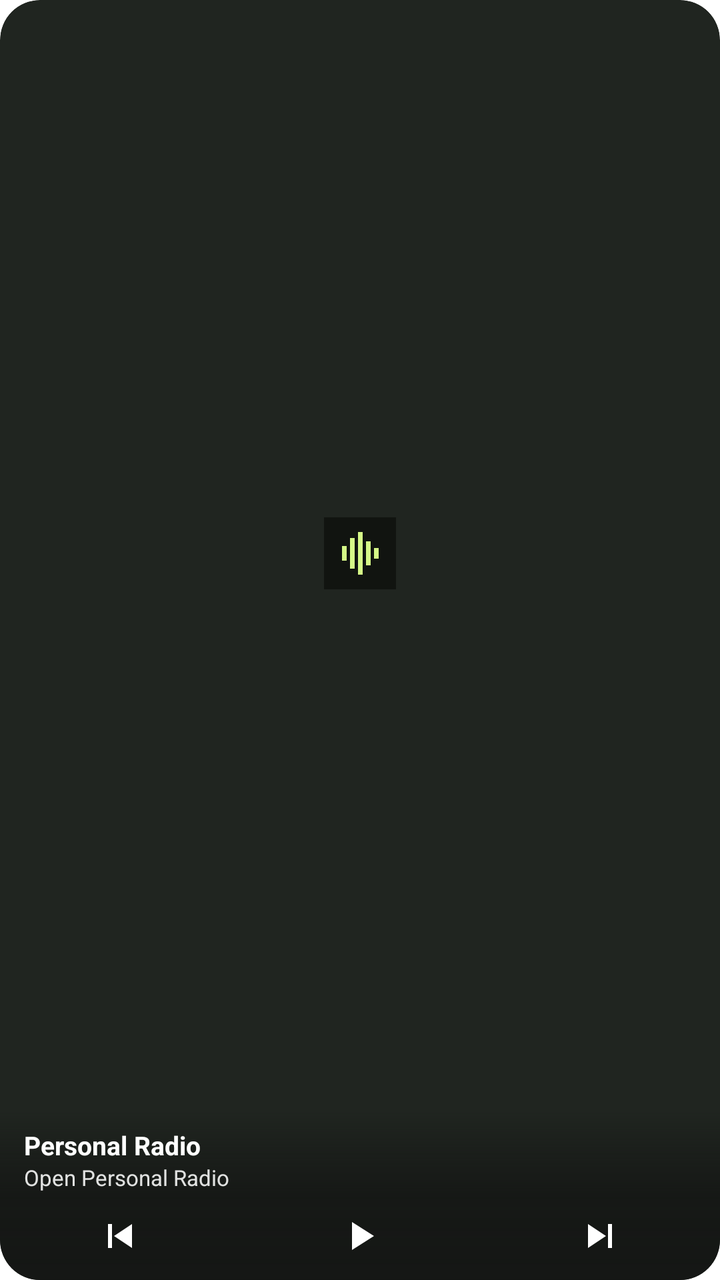
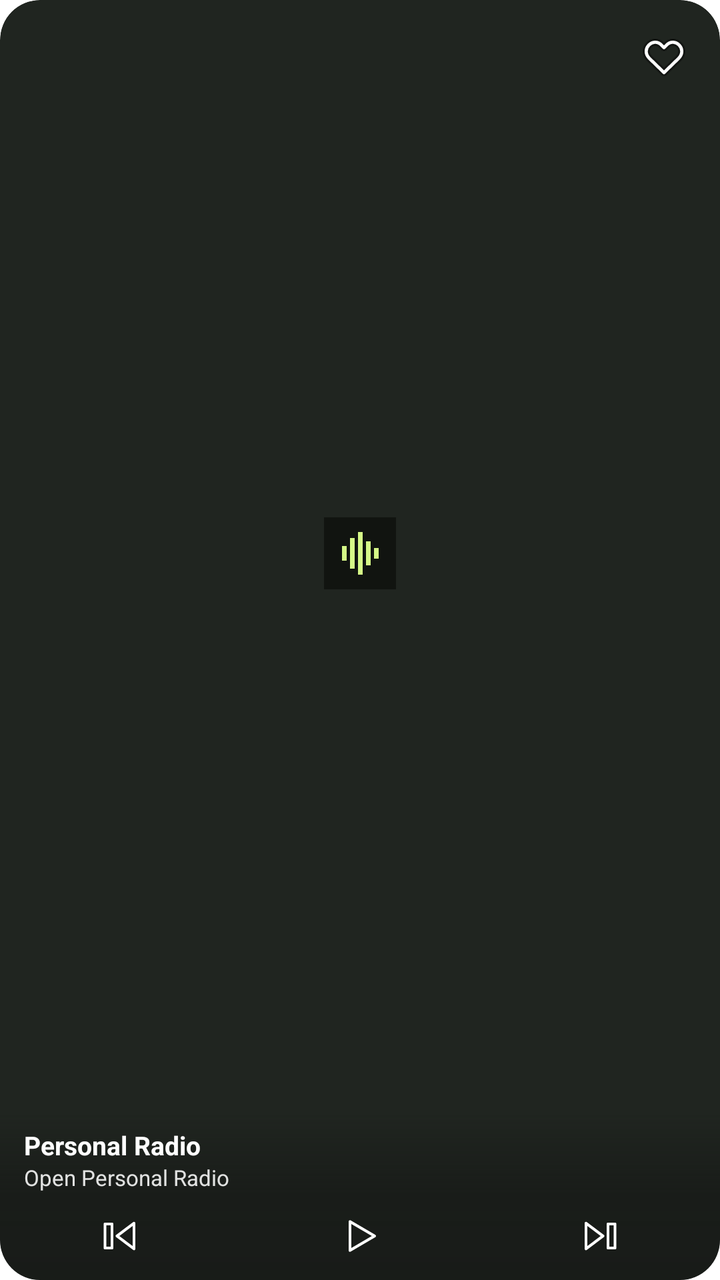

The first picture is an Android layout as it rendered before a commit; the second is the same layout after the commit. The layout source and the unified diff follow.
<!-- AndroidManifest.xml: fallback theme Theme.MaterialComponents.DayNight.NoActionBar -->
<!-- res/layout/playback_widget.xml -->
<?xml version="1.0" encoding="utf-8"?>
<FrameLayout xmlns:android="http://schemas.android.com/apk/res/android"
    android:layout_width="match_parent"
    android:layout_height="match_parent"
    android:background="@drawable/widget_background"
    android:clipToOutline="true">

    <ImageView
        android:id="@+id/widget_art"
        android:layout_width="match_parent"
        android:layout_height="match_parent"
        android:importantForAccessibility="no"
        android:scaleType="centerCrop"
        android:visibility="gone" />

    <LinearLayout
        android:layout_width="match_parent"
        android:layout_height="match_parent"
        android:orientation="vertical">

        <FrameLayout
            android:id="@+id/widget_open"
            android:layout_width="match_parent"
            android:layout_height="0dp"
            android:layout_weight="1"
            android:contentDescription="@string/widget_open">

            <ImageView
                android:id="@+id/widget_logo"
                android:layout_width="36dp"
                android:layout_height="36dp"
                android:layout_gravity="center"
                android:importantForAccessibility="no"
                android:src="@drawable/ic_radio_launcher" />
        </FrameLayout>

        <LinearLayout
            android:layout_width="match_parent"
            android:layout_height="wrap_content"
            android:background="@drawable/widget_scrim"
            android:orientation="vertical">

            <LinearLayout
                android:id="@+id/widget_details"
                android:layout_width="match_parent"
                android:layout_height="wrap_content"
                android:orientation="vertical"
                android:paddingStart="12dp"
                android:paddingTop="10dp"
                android:paddingEnd="12dp">

                <TextView
                    android:id="@+id/widget_title"
                    android:layout_width="match_parent"
                    android:layout_height="wrap_content"
                    android:ellipsize="end"
                    android:maxLines="1"
                    android:text="@string/widget_label"
                    android:textColor="#FFFFFF"
                    android:textSize="13sp"
                    android:textStyle="bold" />

                <TextView
                    android:id="@+id/widget_artist"
                    android:layout_width="match_parent"
                    android:layout_height="wrap_content"
                    android:ellipsize="end"
                    android:maxLines="1"
                    android:text="@string/widget_open"
                    android:textColor="#E1E2E1"
                    android:textSize="11sp" />
            </LinearLayout>

            <LinearLayout
                android:layout_width="match_parent"
                android:layout_height="44dp"
                android:orientation="horizontal">

                <ImageButton
                    android:id="@+id/widget_previous"
                    style="@style/WidgetPlaybackButton"
                    android:contentDescription="@string/widget_previous"
                    android:src="@drawable/ic_widget_previous" />

                <ImageButton
                    android:id="@+id/widget_play"
                    style="@style/WidgetPlaybackButton"
                    android:contentDescription="@string/widget_open"
                    android:src="@drawable/ic_widget_play" />

                <ImageButton
                    android:id="@+id/widget_next"
                    style="@style/WidgetPlaybackButton"
                    android:contentDescription="@string/widget_next"
                    android:src="@drawable/ic_widget_next" />
            </LinearLayout>
        </LinearLayout>
    </LinearLayout>
</FrameLayout>
<!-- resources referenced by this layout -->
<resources>
  <!-- drawable ic_radio_launcher (drawable) -->
  <vector xmlns:android="http://schemas.android.com/apk/res/android" android:width="108dp" android:height="108dp" android:viewportWidth="108" android:viewportHeight="108">
      <path android:fillColor="#111410" android:pathData="M0,0H108V108H0Z" />
      <path android:fillColor="#D5F887" android:pathData="M27,43H34V65H27ZM39,31H46V77H39ZM51,22H58V86H51ZM63,36H70V72H63ZM75,46H82V62H75Z" />
  </vector>
  <!-- drawable ic_widget_next (drawable) -->
  <?xml version="1.0" encoding="utf-8"?>
  <vector xmlns:android="http://schemas.android.com/apk/res/android"
      android:width="24dp" android:height="24dp"
      android:viewportWidth="24" android:viewportHeight="24">
      <path android:fillColor="#FFFFFF" android:pathData="M16,6 H18 V18 H16 Z M6,6 L15,12 L6,18 Z" />
  </vector>
  <!-- drawable ic_widget_play (drawable) -->
  <?xml version="1.0" encoding="utf-8"?>
  <vector xmlns:android="http://schemas.android.com/apk/res/android"
      android:width="24dp" android:height="24dp"
      android:viewportWidth="24" android:viewportHeight="24">
      <path android:fillColor="#FFFFFF" android:pathData="M8,5 L19,12 L8,19 Z" />
  </vector>
  <!-- drawable ic_widget_previous (drawable) -->
  <?xml version="1.0" encoding="utf-8"?>
  <vector xmlns:android="http://schemas.android.com/apk/res/android"
      android:width="24dp" android:height="24dp"
      android:viewportWidth="24" android:viewportHeight="24">
      <path android:fillColor="#FFFFFF" android:pathData="M6,6 H8 V18 H6 Z M18,6 L9,12 L18,18 Z" />
  </vector>
  <!-- drawable widget_background (drawable) -->
  <?xml version="1.0" encoding="utf-8"?>
  <shape xmlns:android="http://schemas.android.com/apk/res/android">
      <solid android:color="#202520" />
      <corners android:radius="20dp" />
  </shape>
  <!-- drawable widget_scrim (drawable) -->
  <?xml version="1.0" encoding="utf-8"?>
  <shape xmlns:android="http://schemas.android.com/apk/res/android">
      <gradient android:angle="270" android:startColor="#00202220"
          android:centerColor="#DD141614" android:endColor="#FF141614" />
  </shape>
  <string name="widget_label">Personal Radio</string>
  <string name="widget_next">Next track</string>
  <string name="widget_open">Open Personal Radio</string>
  <string name="widget_previous">Previous track</string>
  <style name="WidgetPlaybackButton">
          <item name="android:layout_width">0dp</item>
          <item name="android:layout_height">match_parent</item>
          <item name="android:layout_weight">1</item>
          <item name="android:background">@drawable/widget_button</item>
          <item name="android:scaleType">center</item>
      </style>
  <!-- drawable widget_button (drawable) -->
  <?xml version="1.0" encoding="utf-8"?>
  <ripple xmlns:android="http://schemas.android.com/apk/res/android" android:color="#44FFFFFF">
      <item android:id="@android:id/mask" android:drawable="@android:color/white" />
  </ripple>
</resources>

<!-- the commit's change to res/layout/playback_widget.xml (unified diff, before → after) -->
@@ -96,4 +96,16 @@
             </LinearLayout>
         </LinearLayout>
     </LinearLayout>
+
+    <ImageButton
+        android:id="@+id/widget_heart"
+        android:layout_width="48dp"
+        android:layout_height="48dp"
+        android:layout_gravity="top|end"
+        android:layout_marginTop="4dp"
+        android:layout_marginEnd="4dp"
+        android:background="@drawable/widget_button"
+        android:contentDescription="@string/widget_like"
+        android:scaleType="center"
+        android:src="@drawable/ic_widget_heart" />
 </FrameLayout>
<!-- resource entries referenced after the edit -->
@@ -5,26 +5,39 @@
       <path android:fillColor="#111410" android:pathData="M0,0H108V108H0Z" />
       <path android:fillColor="#D5F887" android:pathData="M27,43H34V65H27ZM39,31H46V77H39ZM51,22H58V86H51ZM63,36H70V72H63ZM75,46H82V62H75Z" />
   </vector>
+  <!-- drawable ic_widget_heart (drawable) -->
+  <?xml version="1.0" encoding="utf-8"?>
+  <vector xmlns:android="http://schemas.android.com/apk/res/android"
+      android:width="24dp" android:height="24dp"
+      android:viewportWidth="24" android:viewportHeight="24">
+      <path android:strokeColor="#B3101210" android:strokeWidth="3.6" android:strokeLineJoin="round"
+          android:pathData="M12,20.3 L4.7,13.2 C0.1,8.6 6.5,2.3 10.7,6.5 L12,7.8 L13.3,6.5 C17.5,2.3 23.9,8.6 19.3,13.2 Z" />
+      <path android:strokeColor="#FFFFFF" android:strokeWidth="1.6" android:strokeLineJoin="round"
+          android:pathData="M12,20.3 L4.7,13.2 C0.1,8.6 6.5,2.3 10.7,6.5 L12,7.8 L13.3,6.5 C17.5,2.3 23.9,8.6 19.3,13.2 Z" />
+  </vector>
   <!-- drawable ic_widget_next (drawable) -->
   <?xml version="1.0" encoding="utf-8"?>
   <vector xmlns:android="http://schemas.android.com/apk/res/android"
       android:width="24dp" android:height="24dp"
       android:viewportWidth="24" android:viewportHeight="24">
-      <path android:fillColor="#FFFFFF" android:pathData="M16,6 H18 V18 H16 Z M6,6 L15,12 L6,18 Z" />
+      <path android:strokeColor="#FFFFFF" android:strokeWidth="1.4" android:strokeLineJoin="round"
+          android:pathData="M16,6 H19.5 V18 H16 Z M5,5.6 L13.5,12 L5,18.4 Z" />
   </vector>
   <!-- drawable ic_widget_play (drawable) -->
   <?xml version="1.0" encoding="utf-8"?>
   <vector xmlns:android="http://schemas.android.com/apk/res/android"
       android:width="24dp" android:height="24dp"
       android:viewportWidth="24" android:viewportHeight="24">
-      <path android:fillColor="#FFFFFF" android:pathData="M8,5 L19,12 L8,19 Z" />
+      <path android:strokeColor="#FFFFFF" android:strokeWidth="1.4" android:strokeLineJoin="round"
+          android:pathData="M7,4.8 L19.3,12 L7,19.2 Z" />
   </vector>
   <!-- drawable ic_widget_previous (drawable) -->
   <?xml version="1.0" encoding="utf-8"?>
   <vector xmlns:android="http://schemas.android.com/apk/res/android"
       android:width="24dp" android:height="24dp"
       android:viewportWidth="24" android:viewportHeight="24">
-      <path android:fillColor="#FFFFFF" android:pathData="M6,6 H8 V18 H6 Z M18,6 L9,12 L18,18 Z" />
+      <path android:strokeColor="#FFFFFF" android:strokeWidth="1.4" android:strokeLineJoin="round"
+          android:pathData="M4.5,6 H8 V18 H4.5 Z M19,5.6 L10.5,12 L19,18.4 Z" />
   </vector>
   <!-- drawable widget_background (drawable) -->
   <?xml version="1.0" encoding="utf-8"?>
@@ -36,9 +49,10 @@
   <?xml version="1.0" encoding="utf-8"?>
   <shape xmlns:android="http://schemas.android.com/apk/res/android">
       <gradient android:angle="270" android:startColor="#00202220"
-          android:centerColor="#DD141614" android:endColor="#FF141614" />
+          android:centerColor="#99141614" android:endColor="#AA141614" />
   </shape>
   <string name="widget_label">Personal Radio</string>
+  <string name="widget_like">Like on YouTube Music and Tidal</string>
   <string name="widget_next">Next track</string>
   <string name="widget_open">Open Personal Radio</string>
   <string name="widget_previous">Previous track</string>
